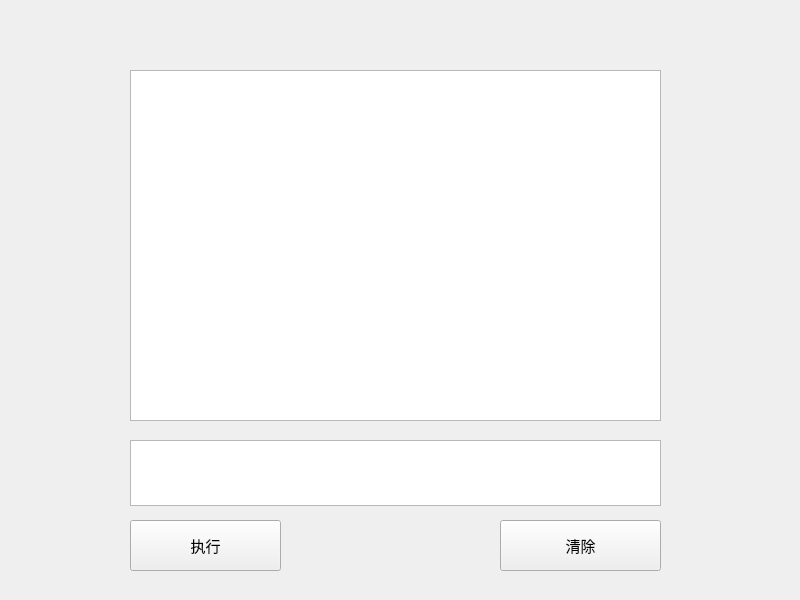
This is widget.ui in veget-bird666/sql-minus as Qt 5 draws it before an edit. The edited form follows.
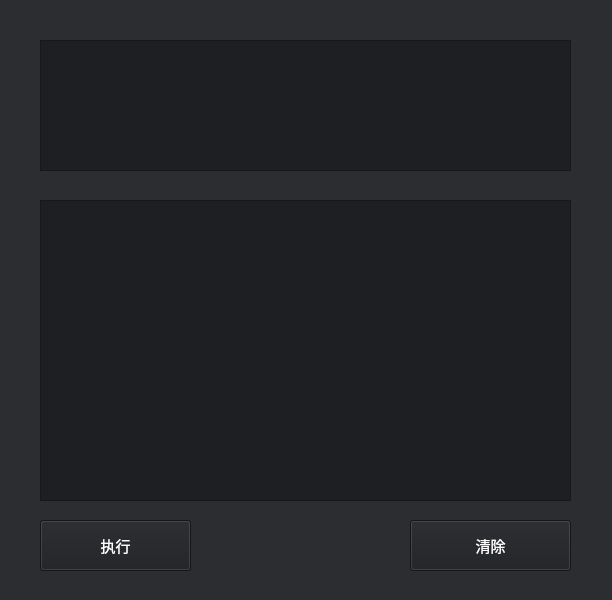
This is the edited form.

Diff of the .ui file:
```diff
--- a/widget.ui
+++ b/widget.ui
@@ -6,20 +6,24 @@
    <rect>
     <x>0</x>
     <y>0</y>
-    <width>800</width>
+    <width>612</width>
     <height>600</height>
    </rect>
   </property>
   <property name="windowTitle">
    <string>Widget</string>
   </property>
+  <property name="styleSheet">
+   <string notr="true">background-color: rgb(43, 45, 48);
+color:white;</string>
+  </property>
   <widget class="QTextEdit" name="commandEdit">
    <property name="geometry">
     <rect>
-     <x>130</x>
-     <y>70</y>
+     <x>40</x>
+     <y>40</y>
      <width>531</width>
-     <height>351</height>
+     <height>131</height>
     </rect>
    </property>
    <property name="font">
@@ -27,11 +31,15 @@
      <pointsize>12</pointsize>
     </font>
    </property>
+   <property name="styleSheet">
+    <string notr="true">background-color: rgb(30, 31, 34);
+color:white;</string>
+   </property>
   </widget>
   <widget class="QPushButton" name="executeButton">
    <property name="geometry">
     <rect>
-     <x>130</x>
+     <x>40</x>
      <y>520</y>
      <width>151</width>
      <height>51</height>
@@ -42,6 +50,10 @@
      <pointsize>11</pointsize>
     </font>
    </property>
+   <property name="styleSheet">
+    <string notr="true">background-color: rgb(30, 31, 34);
+color:white;</string>
+   </property>
    <property name="text">
     <string>执行</string>
    </property>
@@ -49,7 +61,7 @@
   <widget class="QPushButton" name="clearButton">
    <property name="geometry">
     <rect>
-     <x>500</x>
+     <x>410</x>
      <y>520</y>
      <width>161</width>
      <height>51</height>
@@ -60,6 +72,10 @@
      <pointsize>11</pointsize>
     </font>
    </property>
+   <property name="styleSheet">
+    <string notr="true">background-color: rgb(30, 31, 34);
+color:white;</string>
+   </property>
    <property name="text">
     <string>清除</string>
    </property>
@@ -67,12 +83,21 @@
   <widget class="QTextEdit" name="informationEdit">
    <property name="geometry">
     <rect>
-     <x>130</x>
-     <y>440</y>
+     <x>40</x>
+     <y>200</y>
      <width>531</width>
-     <height>66</height>
+     <height>301</height>
     </rect>
    </property>
+   <property name="font">
+    <font>
+     <pointsize>11</pointsize>
+    </font>
+   </property>
+   <property name="styleSheet">
+    <string notr="true">background-color: rgb(30, 31, 34);
+color:white;</string>
+   </property>
   </widget>
  </widget>
  <resources/>
```
